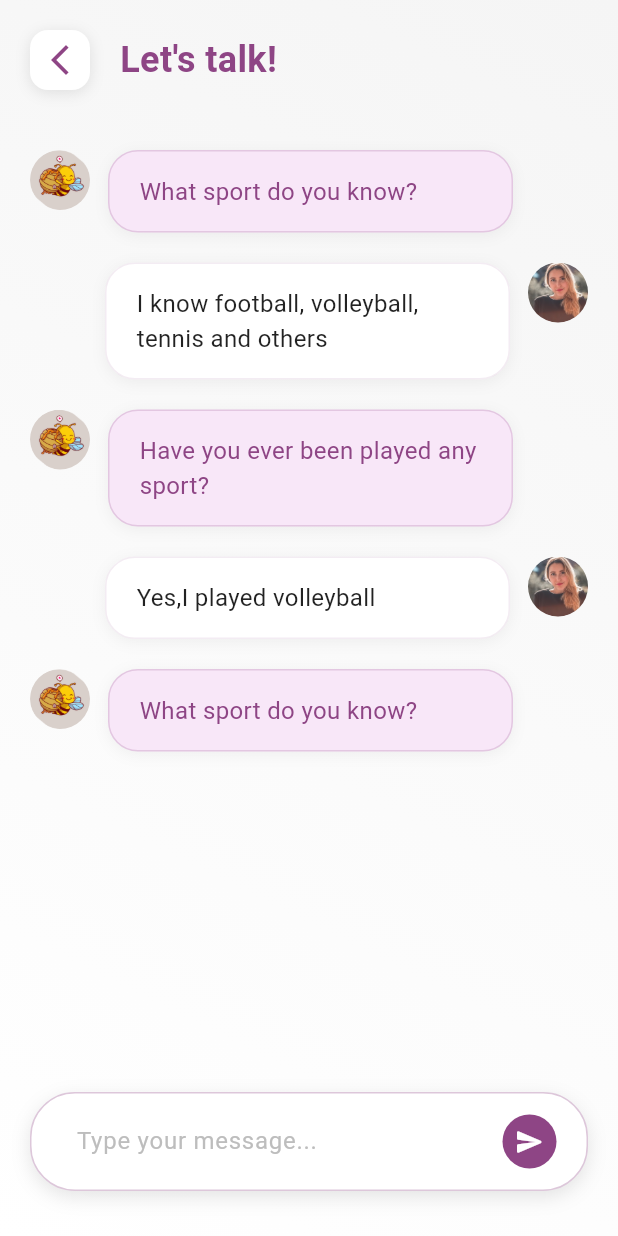
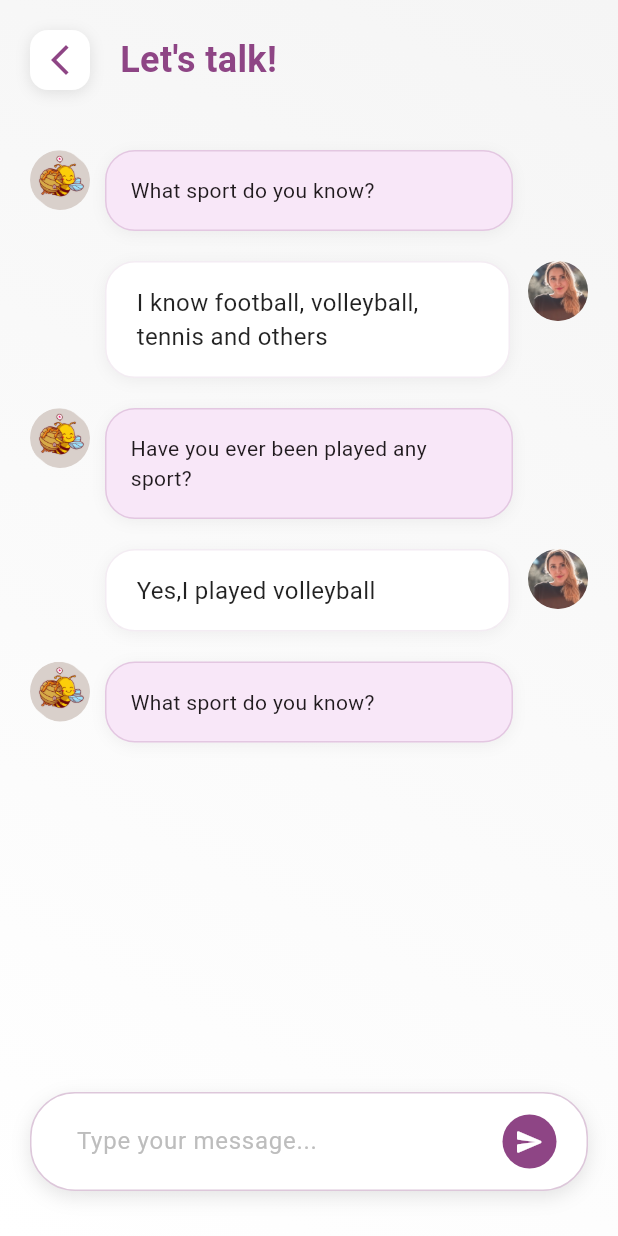
Before and after one commit to mrxdevs/baatu, a Flutter app: the ChatScreen screen opened directly, on a phone screen of 412 x 824 dp. Run offline on Flutter 3.47's test engine with Material 3 defaults, Android fonts, the light colour scheme and no system bars; our stand-ins replace cloud_firestore, firebase_auth, firebase_core, flutter_markdown, shared_preferences; missing offline and left inert: firebase_app_check; accounts and stored records are empty.

Commit message:
feat(markdown): add markdown support and testing console
Introduce flutter_markdown dependency to enable markdown rendering in the chat screen. Add a new testing console with a markdown formatter screen for development purposes. Update the settings screen to include a navigation option to the testing console.

```diff
--- a/lib/screens/chat_screen.dart
+++ b/lib/screens/chat_screen.dart
@@ -1,6 +1,7 @@
 import 'package:baatu/secrete/api_keys.dart';
 import 'package:flutter/foundation.dart';
 import 'package:flutter/material.dart';
+import 'package:flutter_markdown/flutter_markdown.dart';
 import '../services/gemini_service.dart';
 import 'dart:math';
 
@@ -40,7 +41,7 @@ class _ChatScreenState extends State<ChatScreen> {
           ApiKeys.googleApiKey, // Replace with your actual Gemini API key
     );
     _messages.addAll([
-      _buildBotMessage(
+      _buildBotMessage2(
         "What sport do you know?",
         const AssetImage('assets/images/bee.png'),
       ),
@@ -50,7 +51,7 @@ class _ChatScreenState extends State<ChatScreen> {
         const AssetImage('assets/images/user.png'),
       ),
       const SizedBox(height: 20),
-      _buildBotMessage(
+      _buildBotMessage2(
         "Have you ever been played any sport?",
         const AssetImage('assets/images/bee.png'),
       ),
@@ -60,7 +61,7 @@ class _ChatScreenState extends State<ChatScreen> {
         const AssetImage('assets/images/user.png'),
       ),
       const SizedBox(height: 20),
-      _buildBotMessage(
+      _buildBotMessage2(
         "What sport do you know?",
         const AssetImage('assets/images/bee.png'),
       ),
@@ -115,7 +116,7 @@ class _ChatScreenState extends State<ChatScreen> {
       // Show typing indicator and store its index
       setState(() {
         typingIndicatorIndex = _messages.length;
-        _messages.add(_buildBotMessage(
+        _messages.add(_buildBotMessage2(
           "Typing...",
           const AssetImage('assets/images/bee.png'),
         ));
@@ -160,7 +161,7 @@ class _ChatScreenState extends State<ChatScreen> {
 
             // Add the complete response at the same position
             _currentStreamedResponse = response;
-            _messages.insert(typingIndicatorIndex, _buildBotMessage(
+            _messages.insert(typingIndicatorIndex, _buildBotMessage2(
               _currentStreamedResponse,
               const AssetImage('assets/images/bee.png'),
             ));
@@ -173,10 +174,12 @@ class _ChatScreenState extends State<ChatScreen> {
 
             // Fallback: just add the message at the end
             _currentStreamedResponse = response;
-            _messages.add(_buildBotMessage(
-              _currentStreamedResponse,
-              const AssetImage('assets/images/bee.png'),
-            ));
+            // _messages.add(_buildBotMessage(
+            //   _currentStreamedResponse,
+            //   const AssetImage('assets/images/bee.png'),
+            // ));
+
+            _buildBotMessage2(message, const AssetImage('assets/images/bee.png'),);
             _messages.add(const SizedBox(height: 20));
           }
           _isTyping = false;
@@ -353,7 +356,7 @@ class _ChatScreenState extends State<ChatScreen> {
     );
   }
 
-  Widget _buildBotMessage(String message, ImageProvider avatarImage) {
+  Widget _buildBotMessage_(String message, ImageProvider avatarImage) {
     return Row(
       crossAxisAlignment: CrossAxisAlignment.start,
       children: [
@@ -388,11 +391,57 @@ class _ChatScreenState extends State<ChatScreen> {
                 fontSize: 16,
               ),
             ),
+          //          child:   Markdown(
+          //           shrinkWrap: true,
+          //                 data: message,
+          //                 // styleSheet: MarkdownStyleSheet.fromTheme(Theme.of(context)),
+          //                 styleSheet: MarkdownStyleSheet(),
+          //               )
           ),
         ),
         const SizedBox(width: 50),
       ],
     );
+  }
+
+
+  _buildBotMessage2(String message, ImageProvider avatarImage) {
+    return
+                Stack(
+                  children: [
+                    Container(
+                        margin: const EdgeInsets.only(right: 50, left: 50),
+                                decoration: BoxDecoration(
+                                  color: const Color(0xFFF8E7F8),
+                                  border: Border.all(
+                    color: const Color(0xFF8E4585).withOpacity(0.2),
+                    width: 1,
+                                  ),
+                                  borderRadius: BorderRadius.circular(20),
+                                  boxShadow: [
+                    BoxShadow(
+                      color: Colors.black.withOpacity(0.05),
+                      blurRadius: 8,
+                      offset: const Offset(0, 2),
+                    ),
+                                  ],
+                                ),
+                      child: Markdown(
+                        // controller: _scrollController,
+                          shrinkWrap: true,
+                                data: message,
+                                // styleSheet: MarkdownStyleSheet.fromTheme(Theme.of(context)),
+                                styleSheet: MarkdownStyleSheet(),
+                              ),
+                    ),
+
+                 CircleAvatar(
+          radius: 20,
+          backgroundImage: avatarImage,
+          backgroundColor: Colors.transparent,
+        ),
+        ],
+                );
   }
 
   Widget _buildUserMessage(String message, ImageProvider avatarImage) {
--- a/pubspec.yaml
+++ b/pubspec.yaml
@@ -41,7 +41,9 @@ dependencies:
   http: ^1.1.0
   firebase_app_check: ^0.3.2+5
   shared_preferences: ^2.5.3
+  # flutter_markdown_plus: ^1.0.3
   # firebase_core: ^3.13.0
+  flutter_markdown: ^0.7.7+1
 
 dev_dependencies:
   flutter_test:
```
Also changed, not shown: lib/screens/settings_screen.dart (+17 -1 lines), lib/testing_console/markdown_fomatter_screen.dart (added, +83 -0 lines), lib/testing_console/testing_screen.dart (added, +27 -0 lines), pubspec.lock.
